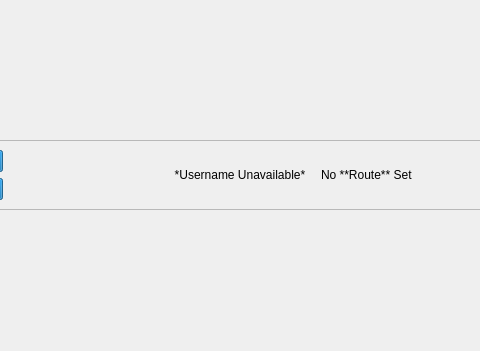
This is ui/ShipPanel.ui in leothehero/Prun-Shipment-Manager as Qt 5 draws it before an edit; both pictures show x 313 to 793 and y 0 to 351 of the 997 by 351 pixel window. The edited form follows.
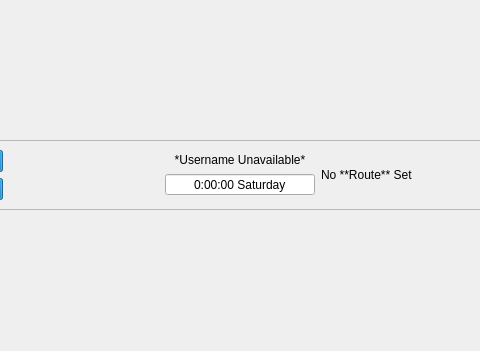
This is the edited form. Icons and pictures are not drawn.

Commit message: Fixed imports + added location and arrival time indicators

```diff
--- a/ui/ShipPanel.ui
+++ b/ui/ShipPanel.ui
@@ -416,6 +416,46 @@
                  </property>
                 </widget>
                </item>
+               <item>
+                <widget class="QDateTimeEdit" name="arrivalTime">
+                 <property name="focusPolicy">
+                  <enum>Qt::FocusPolicy::NoFocus</enum>
+                 </property>
+                 <property name="toolTip">
+                  <string>Time to Arrival</string>
+                 </property>
+                 <property name="wrapping">
+                  <bool>false</bool>
+                 </property>
+                 <property name="frame">
+                  <bool>true</bool>
+                 </property>
+                 <property name="alignment">
+                  <set>Qt::AlignmentFlag::AlignCenter</set>
+                 </property>
+                 <property name="readOnly">
+                  <bool>true</bool>
+                 </property>
+                 <property name="buttonSymbols">
+                  <enum>QAbstractSpinBox::ButtonSymbols::NoButtons</enum>
+                 </property>
+                 <property name="specialValueText">
+                  <string/>
+                 </property>
+                 <property name="keyboardTracking">
+                  <bool>false</bool>
+                 </property>
+                 <property name="showGroupSeparator" stdset="0">
+                  <bool>false</bool>
+                 </property>
+                 <property name="currentSection">
+                  <enum>QDateTimeEdit::Section::HourSection</enum>
+                 </property>
+                 <property name="displayFormat">
+                  <string>H:mm:ss dddd</string>
+                 </property>
+                </widget>
+               </item>
               </layout>
              </widget>
             </item>
```
Left out of the diff: 28 changed lines with no effect on the pictures. The commit also changes 1 other file.
